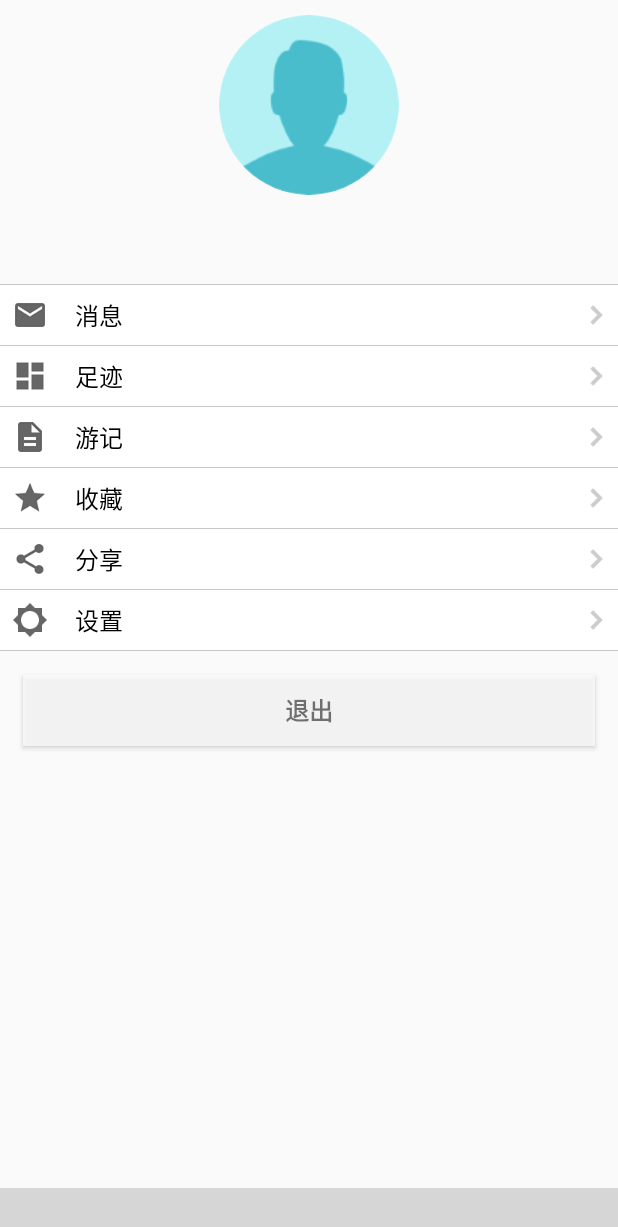
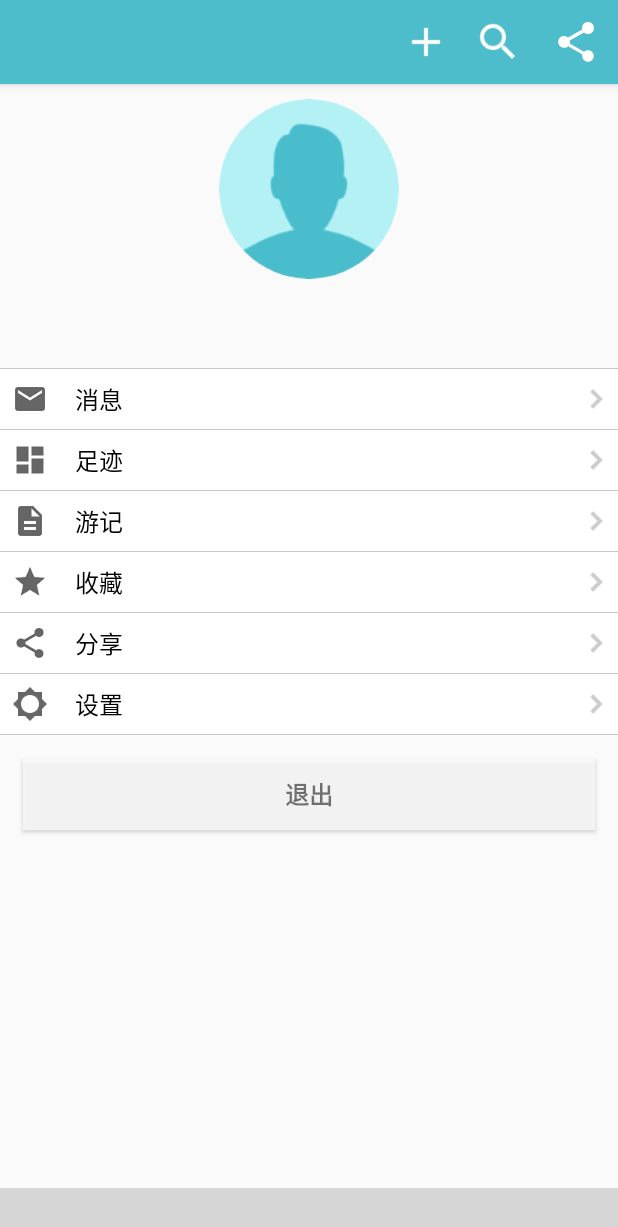
Before and after one commit to G1-HasbiBasith/traveller, an Android app: the fragment MineFragment placed in its activity, on a phone screen of 412 x 824 dp. Shown: the top 1227 px of the screen. Run offline under Robolectric (Android 15) with nearby library versions, the phone set to English and light mode, and no system bars; our stand-ins replace ButterKnife, CircleImageView, Picasso, Volley; libraries missing offline, so code that uses them is left out: com.aurelhubert.ahbottomnavigation, com.bartoszlipinski.recyclerviewheader2, com.daimajia.slider, com.joanzapata.iconify; plain views replace AHBottomNavigation; network calls fail; pictures from the network do not load; 20 statements that could not run were skipped; grey boxes are pictures that could not be loaded.

Commit message:
recommand list

```diff
--- a/app/build.gradle
+++ b/app/build.gradle
@@ -47,13 +47,14 @@ dependencies {
     compile 'de.hdodenhof:circleimageview:2.0.0'
     compile 'com.google.code.gson:gson:2.2.4'
 
+    compile 'com.bartoszlipinski:recyclerviewheader2:2.0.0'
     compile 'com.aurelhubert:ahbottomnavigation:1.1.8'
     compile 'in.srain.cube:ultra-ptr:1.0.11'
     compile 'com.lzy.widget:ninegridview:0.1.2'
     compile 'com.lzy.widget:view-core:0.1.6'
     compile 'com.jakewharton:butterknife:7.0.1'
-    compile 'com.miao:freesizedraggablelayout:0.0.1'
     compile 'com.joanzapata.iconify:android-iconify-fontawesome:2.2.2'
     compile 'com.joanzapata.iconify:android-iconify-ionicons:2.2.2'
     compile files('libs/avoscloud-push-v3.13.4.jar')
+
 }
--- a/app/src/main/java/com/sigaritus/swu/travel/ui/activity/MainActivity.java
+++ b/app/src/main/java/com/sigaritus/swu/travel/ui/activity/MainActivity.java
@@ -43,10 +43,6 @@ public class MainActivity extends AppCompatActivity {
 
 
     private ShareActionProvider mShareActionProvider;
-//    String[] tabs;
-//    private int[] drawables = {R.drawable.tab_explore_btn, R.drawable.tab_mate_btn, R.drawable.tab_add_btn,
-//            R.drawable.tab_destination_btn, R.drawable.tab_my_btn};
-//    private Class[] fragments = {RecommandFragment.class, MateFragment.class, DiaryFragment.class, DestinationFragment.class, MineFragment.class};
 
     @Bind(R.id.bottom_navigation)
     AHBottomNavigation bottomNavigation;
--- a/app/src/main/java/com/sigaritus/swu/travel/ui/activity/SendActivity.java
+++ b/app/src/main/java/com/sigaritus/swu/travel/ui/activity/SendActivity.java
@@ -34,8 +34,7 @@ import com.baidu.location.LocationClient;
 import com.baidu.location.LocationClientOption;
 import com.baidu.location.Poi;
 import com.baidu.mapapi.SDKInitializer;
-import com.miao.freesizedraggablelayout.DetailView;
-import com.miao.freesizedraggablelayout.FreeSizeDraggableLayout;
+
 import com.sigaritus.swu.travel.R;
 import com.sigaritus.swu.travel.constants.Constants;
 import com.sigaritus.swu.travel.dataprovider.UploadLatch;
--- a/app/src/main/java/com/sigaritus/swu/travel/ui/fragment/DiaryFragment.java
+++ b/app/src/main/java/com/sigaritus/swu/travel/ui/fragment/DiaryFragment.java
@@ -47,7 +47,6 @@ public class DiaryFragment extends  BaseFragment{
     private TimeLineListAdapter mAdapter;
 
     private List<List<ImageInfo>> imageinfos = new ArrayList<List<ImageInfo>>();
-    private SwipeRefreshLayout refreshLayout;
 
     private AVLoadingIndicatorView loading;
 
--- a/app/src/main/java/com/sigaritus/swu/travel/ui/fragment/MineFragment.java
+++ b/app/src/main/java/com/sigaritus/swu/travel/ui/fragment/MineFragment.java
@@ -64,9 +64,6 @@ public class MineFragment extends BaseFragment {
         AVUser currentUser = AVUser.getCurrentUser();
 
         View view = inflater.inflate(R.layout.fragment_mine, container, false);
-
-        AppCompatActivity ac = (AppCompatActivity) getActivity();
-        ac.getSupportActionBar().hide();
 
         mSettingView = (SettingView) view.findViewById(R.id.main_setting_view);
 
--- a/app/src/main/java/com/sigaritus/swu/travel/ui/fragment/RecommandFragment.java
+++ b/app/src/main/java/com/sigaritus/swu/travel/ui/fragment/RecommandFragment.java
@@ -4,6 +4,7 @@ import android.app.Activity;
 import android.net.Uri;
 import android.os.Bundle;
 import android.app.Fragment;
+import android.support.v7.widget.LinearLayoutManager;
 import android.support.v7.widget.RecyclerView;
 import android.view.LayoutInflater;
 import android.view.View;
@@ -14,6 +15,11 @@ import com.android.volley.Request;
 import com.android.volley.Response;
 import com.android.volley.VolleyError;
 import com.android.volley.toolbox.JsonObjectRequest;
+import com.avos.avoscloud.AVException;
+import com.avos.avoscloud.AVObject;
+import com.avos.avoscloud.AVQuery;
+import com.avos.avoscloud.FindCallback;
+import com.bartoszlipinski.recyclerviewheader2.RecyclerViewHeader;
 import com.daimajia.slider.library.Animations.DescriptionAnimation;
 import com.daimajia.slider.library.SliderLayout;
 import com.daimajia.slider.library.SliderTypes.BaseSliderView;
@@ -43,6 +49,7 @@ public class RecommandFragment extends BaseFragment implements BaseSliderView.On
     private RecyclerView diarylist;
     private List<Diary> datalist;
     private DiaryListAdapter adapter;
+    private RecyclerViewHeader header;
 
     // TODO: Rename and change types and number of parameters
     public static RecommandFragment newInstance() {
@@ -68,13 +75,16 @@ public class RecommandFragment extends BaseFragment implements BaseSliderView.On
 
         View view = inflater.inflate(R.layout.fragment_recommand, container, false);
 
-        mSlider = (SliderLayout)view.findViewById(R.id.slider);
+        mSlider = (SliderLayout) view.findViewById(R.id.slider);
         diarylist = (RecyclerView) view.findViewById(R.id.travel_diary);
+        header = (RecyclerViewHeader) view.findViewById(R.id.recon_header);
 
-        diarylist.setLayoutManager(new FullyLinearLayoutManager(getContext()));
+        diarylist.setLayoutManager(new LinearLayoutManager(getContext()));
 
-        executeRequest(new JsonObjectRequest(Request.Method.GET, Constants.qunar_travelDiary,null,
-                responseListener(),errorListener()) {
+        header.attachTo(diarylist);
+
+        executeRequest(new JsonObjectRequest(Request.Method.GET, Constants.qunar_travelDiary, null,
+                responseListener(), errorListener()) {
             @Override
             public Map<String, String> getHeaders() throws AuthFailureError {
                 HashMap<String, String> headers = new HashMap<String, String>();
@@ -85,17 +95,13 @@ public class RecommandFragment extends BaseFragment implements BaseSliderView.On
         });
 
 
-
         initializeSlider(mSlider);
         return view;
     }
 
 
-
-
-
-    protected Response.Listener<JSONObject> responseListener(){
-        return  new Response.Listener<JSONObject>() {
+    protected Response.Listener<JSONObject> responseListener() {
+        return new Response.Listener<JSONObject>() {
 
             @Override
             public void onResponse(JSONObject response) {
@@ -108,7 +114,7 @@ public class RecommandFragment extends BaseFragment implements BaseSliderView.On
                     datalist = new ArrayList<>();
                     datalist = gson.fromJson(results.toString(), new TypeToken<List<Diary>>() {
                     }.getType());
-                    adapter = new DiaryListAdapter(getActivity(),datalist);
+                    adapter = new DiaryListAdapter(getActivity(), datalist);
                     diarylist.setAdapter(adapter);
 
 
@@ -120,7 +126,7 @@ public class RecommandFragment extends BaseFragment implements BaseSliderView.On
         };
     }
 
-    protected Response.ErrorListener errorListener(){
+    protected Response.ErrorListener errorListener() {
         return new Response.ErrorListener() {
             @Override
             public void onErrorResponse(VolleyError error) {
@@ -130,30 +136,30 @@ public class RecommandFragment extends BaseFragment implements BaseSliderView.On
     }
 
 
+    private void initializeSlider(final SliderLayout mSlider) {
 
-
-    private void initializeSlider(SliderLayout mSlider) {
-        HashMap<String,Integer> file_maps = new HashMap<String, Integer>();
-        file_maps.put("slider1",R.drawable.slider1);
-        file_maps.put("slider2",R.drawable.slider2);
-        file_maps.put("slider3",R.drawable.slider3);
-        file_maps.put("slider4", R.drawable.slider4);
-        for(String name : file_maps.keySet()){
+        AVQuery<AVObject> bannerQuery = new AVQuery<>("Recommend");
+        bannerQuery.findInBackground(new FindCallback<AVObject>() {
+            @Override
+            public void done(List<AVObject> list, AVException e) {
+                for (AVObject banner : list) {
                     TextSliderView textSliderView = new TextSliderView(getActivity());
                     // initialize a SliderLayout
                     textSliderView
-                    .description(name)
-                    .image(file_maps.get(name))
+                            .description(banner.getString("title"))
+                            .image(banner.getAVFile("cover").getThumbnailUrl(false, 300, 300))
                             .setScaleType(BaseSliderView.ScaleType.Fit)
-                    .setOnSliderClickListener(this);
+                            .setOnSliderClickListener(RecommandFragment.this);
 
                     //add your extra information
                     textSliderView.bundle(new Bundle());
                     textSliderView.getBundle()
-                    .putString("extra",name);
+                            .putString("extra", banner.getString("title"));
 
                     mSlider.addSlider(textSliderView);
                 }
+            }
+        });
 
         mSlider.setPresetTransformer(SliderLayout.Transformer.DepthPage);
         mSlider.setPresetIndicator(SliderLayout.PresetIndicators.Center_Bottom);
@@ -161,7 +167,11 @@ public class RecommandFragment extends BaseFragment implements BaseSliderView.On
         mSlider.setDuration(4000);
         mSlider.addOnPageChangeListener(this);
 
+
+
     }
+
+
 
     // TODO: Rename method, update argument and hook method into UI event
 
--- a/app/src/main/res/layout/fragment_mine.xml
+++ b/app/src/main/res/layout/fragment_mine.xml
@@ -1,25 +1,31 @@
 <?xml version="1.0" encoding="utf-8"?>
+<android.support.v4.widget.NestedScrollView xmlns:android="http://schemas.android.com/apk/res/android"
+    xmlns:app="http://schemas.android.com/apk/res-auto"
+    xmlns:tools="http://schemas.android.com/tools"
+    android:layout_width="match_parent"
+    android:layout_height="match_parent"
+    app:layout_behavior="@string/appbar_scrolling_view_behavior"
+    tools:context="com.sigaritus.swu.travel.ui.fragment.MinedFragment">
+
     <LinearLayout xmlns:android="http://schemas.android.com/apk/res/android"
         xmlns:app="http://schemas.android.com/apk/res-auto"
         android:layout_width="match_parent"
         android:layout_height="match_parent"
         android:gravity="center_horizontal"
-    android:orientation="vertical" >
+        android:orientation="vertical">
 
         <de.hdodenhof.circleimageview.CircleImageView
+            android:id="@+id/user_avatar"
             android:layout_width="120dp"
             android:layout_height="120dp"
-        android:id="@+id/user_avatar"
             android:layout_marginTop="10dp"
-        android:src="@drawable/default_avatar"
-        />
+            android:src="@drawable/default_avatar" />
 
         <TextView
+            android:id="@+id/username"
             android:layout_width="wrap_content"
             android:layout_height="wrap_content"
-        android:layout_marginTop="10dp"
-        android:id="@+id/username"
-         />
+            android:layout_marginTop="10dp" />
 
         <com.sigaritus.swu.travel.ui.views.settings.SettingView
             android:id="@+id/main_setting_view"
@@ -31,12 +37,13 @@
         <Button
             android:id="@+id/logout"
             style="?android:textAppearanceSmall"
-        android:layout_margin="15dp"
             android:layout_width="match_parent"
             android:layout_height="wrap_content"
+            android:layout_margin="15dp"
             android:layout_marginTop="50dp"
+            android:background="#cbfcfcfc"
             android:text="@string/logout"
-        android:background="#cbfcfcfc"
             android:textSize="16sp"
             android:textStyle="bold" />
     </LinearLayout>
+</android.support.v4.widget.NestedScrollView>
--- /dev/null
+++ b/app/src/main/res/layout/recom_header.xml
@@ -0,0 +1,6 @@
+<?xml version="1.0" encoding="utf-8"?>
+<com.daimajia.slider.library.SliderLayout
+    xmlns:android="http://schemas.android.com/apk/res/android"
+    android:id="@+id/slider"
+    android:layout_width="match_parent"
+    android:layout_height="200dp" />
```
Also changed, not shown: app/src/main/java/com/sigaritus/swu/travel/ui/fragment/adapter/BaseRecyclerAdapter.java (added, +126 -0 lines), app/src/main/java/com/sigaritus/swu/travel/ui/fragment/adapter/DiaryListAdapter.java (+4 -4 lines), app/src/main/java/com/sigaritus/swu/travel/ui/fragment/adapter/RecommendAdapter.java (added, +76 -0 lines), app/src/main/res/layout/fragment_add_.xml (+4 -7 lines), app/src/main/res/layout/fragment_recommand.xml (+17 -19 lines), app/src/main/res/layout/recom_item.xml (+3 -4 lines), 1 other file. Lines whose indentation alone changed are shown as unchanged.
